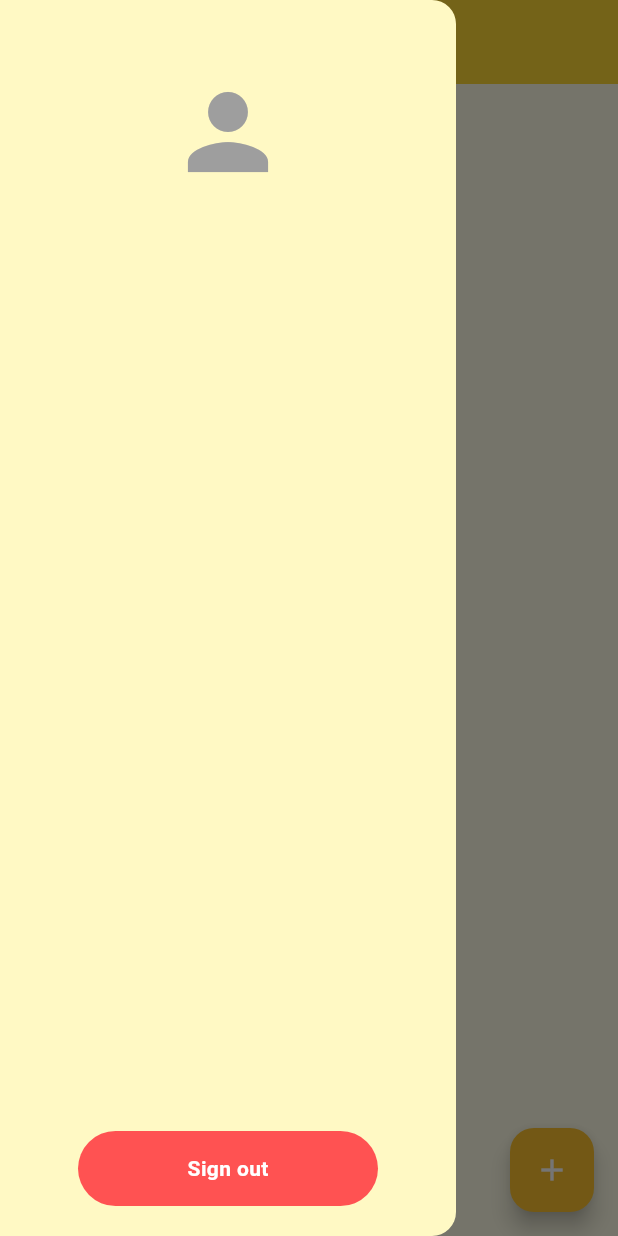
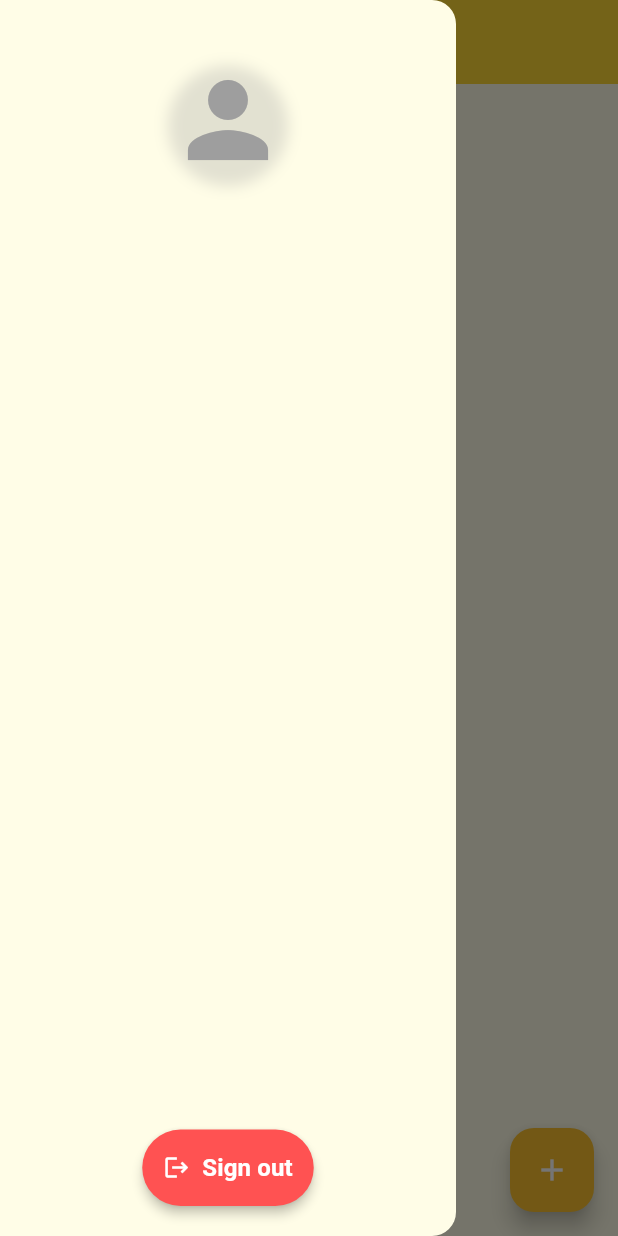
Before and after one commit to SrikantaPrasadrajeUrs/NotesStack, a Flutter app: the HomeScreen screen opened directly with empty values, with the side drawer open, on a phone screen of 412 x 824 dp. Run offline on Flutter 3.47's test engine with Material 3 defaults, Android fonts, the phone set to English and light mode, and no system bars; our stand-ins replace cloud_firestore, firebase_auth, firebase_core, flutter_secure_storage, google_fonts, image_picker and 2 more; accounts and stored records are empty; network calls fail.

Commit message:
bug fixes and improvements, app icon and name change

```diff
--- a/lib/models/user_model.dart
+++ b/lib/models/user_model.dart
@@ -29,6 +29,6 @@ class UserModel{
 
   @override
   String toString() {
-    return "User => id: $id name: $name, email: $email";
+    return "User => id: $id name: $name, email: $email, isBiometricEnabled: $isBioMetricEnabled";
   }
 }
--- a/lib/repository/user_repo.dart
+++ b/lib/repository/user_repo.dart
@@ -1,5 +1,5 @@
 
-import 'package:demo/core/services/user_service.dart';
+import '../core/services/user_service.dart';
 import '../models/user_model.dart';
 
 class UserRepo{
--- a/lib/screens/home_screen.dart
+++ b/lib/screens/home_screen.dart
@@ -1,17 +1,15 @@
 import 'dart:io';
-import 'package:demo/constants/env.dart';
-import 'package:demo/core/services/secure_storage_service.dart';
-import 'package:demo/models/user_model.dart';
-import 'package:demo/repository/user_repo.dart';
-import 'package:demo/screens/welcome_screen.dart';
-import 'package:demo/utils/utils.dart';
-import 'package:demo/widgets/custom_button.dart';
+import 'package:NotesStack/screens/welcome_screen.dart';
 import 'package:flutter/material.dart';
 import 'package:image_picker/image_picker.dart';
 import 'package:supabase_flutter/supabase_flutter.dart';
+import '../constants/env.dart';
+import '../core/services/secure_storage_service.dart';
 import '../models/note_model.dart';
+import '../models/user_model.dart';
 import '../repository/auth_repo.dart';
 import '../repository/notes_repo.dart';
+import '../utils/utils.dart';
 
 class HomeScreen extends StatefulWidget {
   final UserModel userData;
@@ -24,7 +22,6 @@ class HomeScreen extends StatefulWidget {
 class _HomeScreenState extends State<HomeScreen> {
   late final NotesRepo _notesRepo;
   late final AuthRepo _authRepo;
-  late final UserRepo _userRepo;
   late final ImagePicker _imagePicker;
   final String storageBucketName = "profileImages";
   final String dummyImageUrl =
@@ -40,7 +37,6 @@ class _HomeScreenState extends State<HomeScreen> {
     bucket = Supabase.instance.client.storage.from(storageBucketName);
     _authRepo = AuthRepo();
     _notesRepo = NotesRepo();
-    _userRepo = UserRepo();
     userData = widget.userData;
     _imagePicker = ImagePicker();
   }
@@ -268,7 +264,7 @@ class _HomeScreenState extends State<HomeScreen> {
               ),
               boxShadow: [
                 BoxShadow(
-                  color: Colors.black.withOpacity(0.15),
+                  color: Colors.black.withValues(alpha:0.15),
                   blurRadius: 20,
                   offset: const Offset(5, 8),
                 ),
@@ -360,8 +356,7 @@ class _HomeScreenState extends State<HomeScreen> {
     );
     final url = "${Env.supabaseUrl}/storage/v1/object/public/$path";
     Future.wait([
-      _authRepo.updateImage(url),
-      _userRepo.addUserOrUpdateUser(userData.id, profileUrl: url),
+      _authRepo.updateImage(uid: userData.id,imageUrl:url),
     ]);
     userData = userData.copyWith(profileImage: url);
     setState(() => userData);
@@ -370,10 +365,11 @@ class _HomeScreenState extends State<HomeScreen> {
   void logout() async {
     await _authRepo.logout().then((_) async {
       await SecureStorageService().clearStorage();
-      Navigator.of(context).pushReplacement(
+      Navigator.of(context).pushAndRemoveUntil(
         MaterialPageRoute(
           builder: (context) => WelcomeScreen(authRepo: _authRepo),
         ),
+        (route) => false,
       );
     });
   }
@@ -381,16 +377,26 @@ class _HomeScreenState extends State<HomeScreen> {
   @override
   Widget build(BuildContext context) {
     return Scaffold(
-      backgroundColor: Colors.yellow.shade50, // light background
+      backgroundColor: Colors.yellow.shade50,
       drawer: Drawer(
-        backgroundColor: Colors.yellow.shade100,
+        backgroundColor: Colors.yellow.shade50,
+        child: SafeArea(
           child: Column(
             children: [
               const SizedBox(height: 40),
               GestureDetector(
                 onTap: showImageAccessDialog,
-              child: Padding(
-                padding: const EdgeInsets.all(8.0),
+                child: Container(
+                  decoration: BoxDecoration(
+                    shape: BoxShape.circle,
+                    boxShadow: [
+                      BoxShadow(
+                        color: Colors.grey.withValues(alpha:0.3),
+                        blurRadius: 8,
+                        offset: const Offset(0, 4),
+                      ),
+                    ],
+                  ),
                   child: ClipRRect(
                     borderRadius: BorderRadius.circular(100),
                     child: Image.network(
@@ -409,27 +415,51 @@ class _HomeScreenState extends State<HomeScreen> {
                   ),
                 ),
               ),
-            const SizedBox(height: 20),
+              const SizedBox(height: 16),
               Text(
                 userData.name ?? "User",
                 style: TextStyle(
-                fontSize: 18,
+                  fontSize: 20,
                   fontWeight: FontWeight.bold,
                   color: Colors.brown.shade800,
                 ),
               ),
+
+              const SizedBox(height: 8),
+              Text(
+                userData.email ?? "",
+                style: TextStyle(
+                  fontSize: 14,
+                  color: Colors.brown.shade600,
+                ),
+              ),
+
               const Spacer(),
-            CustomButton(
+              Padding(
+                padding: const EdgeInsets.symmetric(horizontal: 20, vertical: 20),
+                child: ElevatedButton.icon(
+                  style: ElevatedButton.styleFrom(
+                    backgroundColor: Colors.redAccent,
+                    shape: RoundedRectangleBorder(
+                      borderRadius: BorderRadius.circular(30),
+                    ),
+                    padding: EdgeInsets.all(14),
+                    elevation: 3,
+                  ),
                   onPressed: logout,
-              text: "Sign out",
-              textStyle: const TextStyle(
+                  icon: const Icon(Icons.logout, color: Colors.white),
+                  label: const Text(
+                    "Sign out",
+                    style: TextStyle(
+                      fontWeight: FontWeight.bold,
                       color: Colors.white,
-                fontWeight: FontWeight.w600,
+                      fontSize: 16,
                     ),
-              buttonBackgroundColor: Colors.redAccent,
                   ),
-            const SizedBox(height: 20),
+                ),
+              ),
             ],
+          ),
         ),
       ),
       appBar: AppBar(
--- a/lib/screens/register.dart
+++ b/lib/screens/register.dart
@@ -1,9 +1,9 @@
-import 'package:demo/repository/auth_repo.dart';
-import 'package:demo/widgets/custom_button.dart';
 import 'package:flutter/material.dart';
 import 'package:google_fonts/google_fonts.dart';
 import '../core/services/biometric_service.dart';
 import '../core/services/secure_storage_service.dart';
+import '../repository/auth_repo.dart';
+import '../widgets/custom_button.dart';
 import '../widgets/social_button.dart';
 import 'login_screen.dart';
 
@@ -116,6 +116,7 @@ class _RegisterState extends State<Register> {
               ),
               SizedBox(height: 70),
               TextFormField(
+                autofocus: true,
                 controller: _emailController,
                 validator: (value) => validate(value, type: "email"),
                 decoration: InputDecoration(hintText: "Email address"),
```
Also changed, not shown: lib/main.dart (+8 -4 lines), lib/repository/auth_repo.dart (+7 -4 lines), lib/screens/login_screen.dart (+70 -36 lines), lib/screens/welcome_screen.dart (+152 -59 lines), pubspec.yaml (+9 -2 lines), assets/images/notebook.png (added), pubspec.lock, 25 other files. Lines whose indentation alone changed are shown as unchanged.
